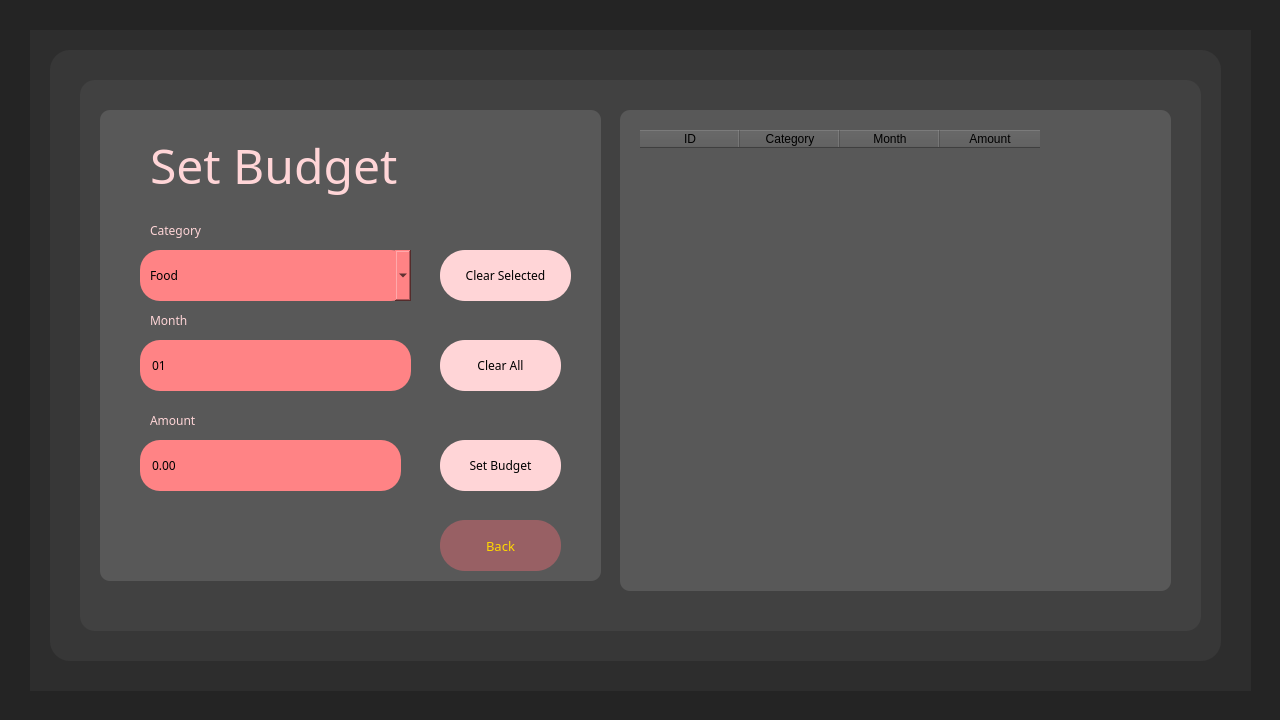
The window that ui/budget.ui (hclperera/Personal_Organizer) describes before a commit, drawn with Qt 5.
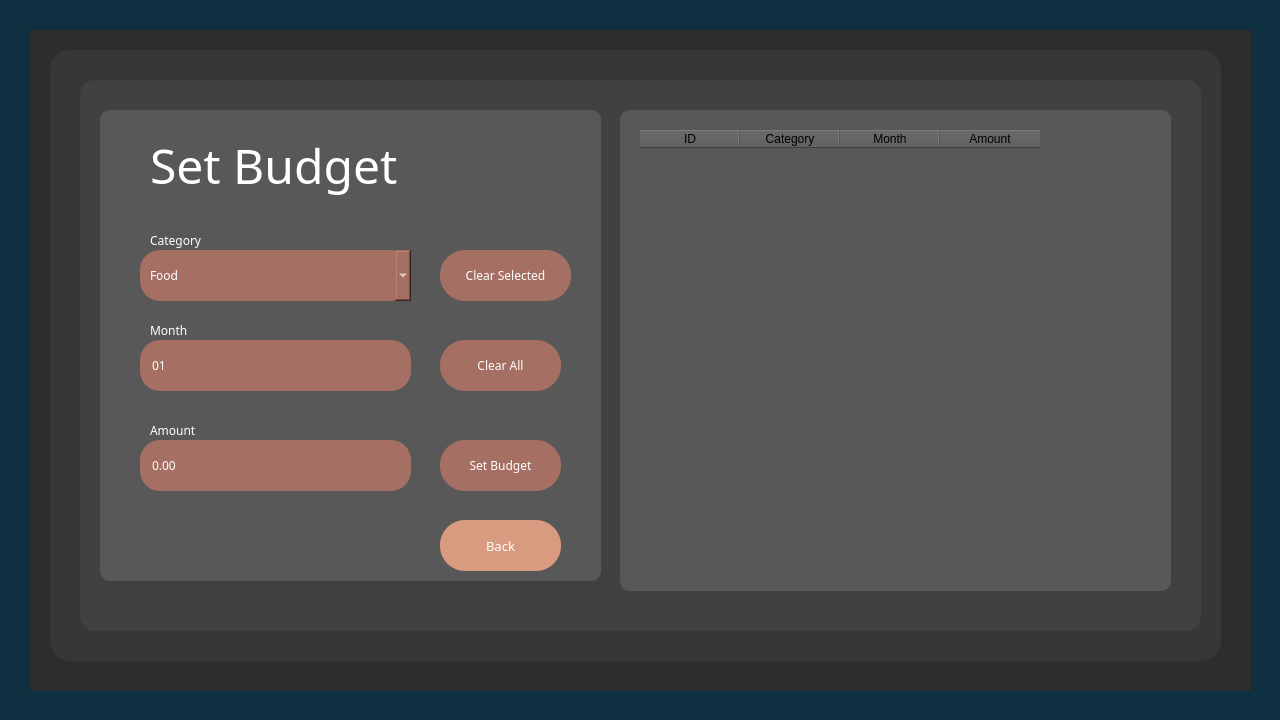
The same window after the commit.

Diff of the .ui file:
```diff
--- a/ui/budget.ui
+++ b/ui/budget.ui
@@ -24,7 +24,7 @@
    </property>
    <property name="styleSheet">
     <string notr="true">QWidget{
-	background-color: rgb(36, 36, 36);
+	background-color:rgb(15, 48, 64)
 }</string>
    </property>
    <widget class="QWidget" name="Fback1" native="true">
@@ -103,10 +103,10 @@
         </property>
         <property name="styleSheet">
          <string notr="true">QComboBox{
-	background-color:rgb(255, 131, 133);
+	background-color:rgb(165, 111, 99);
 	border-radius:20px;
 	padding-left:10px;
-	color:black;
+	color: white;
 }</string>
         </property>
         <item>
@@ -156,11 +156,10 @@
         </property>
         <property name="styleSheet">
          <string notr="true">QPushButton{
-	background-color:rgb(255, 213, 215);
+	background-color:rgb(165, 111, 99);
 	border-radius:25px;
 	border-color: rgb(53, 69, 93);
-	
-	color: rgb(0, 0, 0);
+	color: white;
 }</string>
         </property>
         <property name="text">
@@ -171,7 +170,7 @@
         <property name="geometry">
          <rect>
           <x>50</x>
-          <y>200</y>
+          <y>210</y>
           <width>161</width>
           <height>20</height>
          </rect>
@@ -183,7 +182,7 @@
         </property>
         <property name="styleSheet">
          <string notr="true">QLabel{
-	color:rgb(255, 213, 215);
+	color:rgb(255, 255, 255);
 }</string>
         </property>
         <property name="text">
@@ -194,7 +193,7 @@
         <property name="geometry">
          <rect>
           <x>50</x>
-          <y>110</y>
+          <y>120</y>
           <width>81</width>
           <height>20</height>
          </rect>
@@ -206,7 +205,7 @@
         </property>
         <property name="styleSheet">
          <string notr="true">QLabel{
-	color:rgb(255, 213, 215);
+	color:rgb(255, 255, 255);
 }</string>
         </property>
         <property name="text">
@@ -217,7 +216,7 @@
         <property name="geometry">
          <rect>
           <x>50</x>
-          <y>300</y>
+          <y>310</y>
           <width>91</width>
           <height>20</height>
          </rect>
@@ -229,7 +228,7 @@
         </property>
         <property name="styleSheet">
          <string notr="true">QLabel{
-	color:rgb(255, 213, 215);
+	color:rgb(255, 255, 255);
 }</string>
         </property>
         <property name="text">
@@ -252,11 +251,10 @@
         </property>
         <property name="styleSheet">
          <string notr="true">QPushButton{
-	background-color:rgb(255, 213, 215);
+	background-color:rgb(165, 111, 99);
 	border-radius:25px;
 	border-color: rgb(53, 69, 93);
-	
-	color: rgb(0, 0, 0);
+	color: white;
 }</string>
         </property>
         <property name="text">
@@ -279,11 +277,10 @@
         </property>
         <property name="styleSheet">
          <string notr="true">QPushButton{
-	background-color:rgb(255, 213, 215);
+	background-color:rgb(165, 111, 99);
 	border-radius:25px;
 	border-color: rgb(53, 69, 93);
-	
-	color: rgb(0, 0, 0);
+	color: white;
 }</string>
         </property>
         <property name="text">
@@ -307,7 +304,7 @@
         </property>
         <property name="styleSheet">
          <string notr="true">QLabel{
-	color:rgb(255, 213, 215);
+	color:rgb(255, 255, 255);
 }</string>
         </property>
         <property name="text">
@@ -331,11 +328,10 @@
         </property>
         <property name="styleSheet">
          <string notr="true">QPushButton{
-	background-color:rgb(152, 96, 100);
+	background-color:rgb(217, 155, 127);
 	border-radius:25px;
 	border-color: rgb(53, 69, 93);
-	
-	color: gold;
+	color: white;
 }</string>
         </property>
         <property name="text">
@@ -361,10 +357,10 @@
         </property>
         <property name="styleSheet">
          <string notr="true">QDateEdit{
-	background-color:rgb(255, 131, 133);
+	background-color:rgb(165, 111, 99);
 	border-radius:20px;
 	padding-left:10px;
-	color:black;
+	color: white;
 
 }</string>
         </property>
@@ -383,7 +379,7 @@
          <rect>
           <x>40</x>
           <y>330</y>
-          <width>261</width>
+          <width>271</width>
           <height>51</height>
          </rect>
         </property>
@@ -397,11 +393,11 @@
         </property>
         <property name="styleSheet">
          <string notr="true">QDoubleSpinBox{
-	background-color:rgb(255, 131, 133);
+	background-color:rgb(165, 111, 99);
 	border-radius:20px;
 	padding-left:10px;
 	padding-right:10px;
-	color:black;
+	color: white;
 }</string>
         </property>
         <property name="buttonSymbols">
```
Left out of the diff: 4 changed lines with no effect on the pictures.
